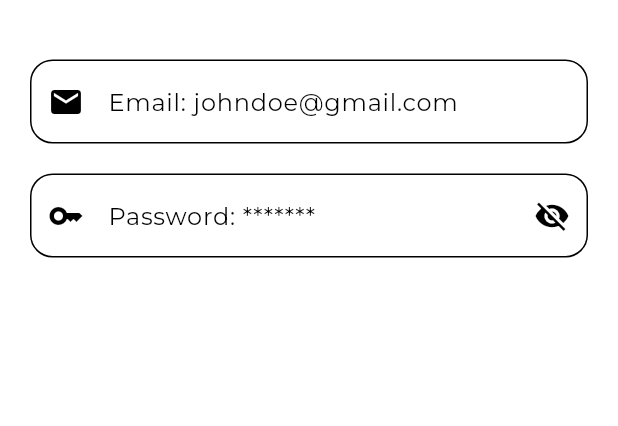
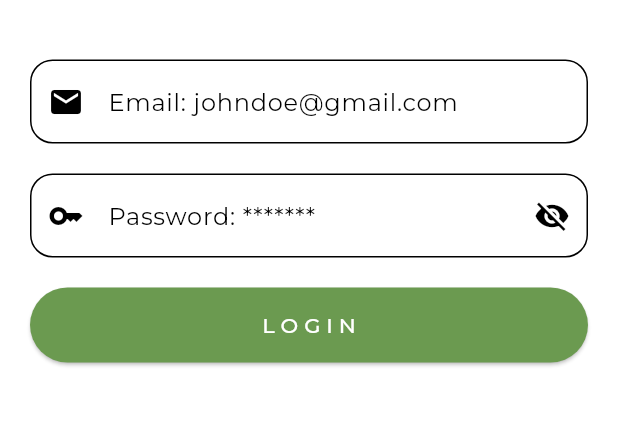
Before and after one commit to H-Munene/wajibika_app, a Flutter app: the screen it shows after launch, on a phone screen of 412 x 824 dp, the part 332-758 px from its top. Run offline on Flutter 3.47's test engine with Material 3 defaults, Android fonts, the phone set to English and light mode, and no system bars; our stand-ins replace google_fonts.

Commit message:
Implemented the  loginbuttonwidget in login page.

```diff
--- a/lib/auth/login.dart
+++ b/lib/auth/login.dart
@@ -1,6 +1,7 @@
 import 'package:flutter/material.dart';
 import 'package:wajibika_app/utils/globals.dart' as globals;
 import 'package:wajibika_app/widgets/image.dart';
+import 'package:wajibika_app/widgets/loginregisterbtn.dart';
 import 'package:wajibika_app/widgets/textformfield.dart';
 
 class LoginPage extends StatefulWidget {
@@ -18,12 +19,20 @@ class _LoginPageState extends State<LoginPage> {
   //form key
   final _formKey = GlobalKey<FormState>();
 
+  //email validation
   String? _emailValidator(String? email) {
     return 'Please enter email address';
   }
 
+  //password validation
   String? _passwordValidator(String? password) {
     return 'Please enter a password';
+  }
+
+  void _submit() {
+    if (_formKey.currentState!.validate()) {
+      Navigator.pushNamed(context, '/register');
+    }
   }
 
   @override
@@ -56,11 +65,14 @@ class _LoginPageState extends State<LoginPage> {
                     validator: _passwordValidator,
                     suffixIcon: globals.appendHidePasswordIcon,
                   ),
+                  //login button
+                  LoginRegisterButtonWidget(
+                      clickAction: _submit,
+                      btnColor: globals.loginBtnColor,
+                      buttonText: globals.loginBtnText),
                 ],
               ),
             )
-
-            //login button
           ],
         ),
       ),
--- a/lib/utils/globals.dart
+++ b/lib/utils/globals.dart
@@ -20,6 +20,10 @@ const String firstNamePlaceHolder = 'First Name: John';
 const String lastNamePlaceHolder = 'Last Name: Doe';
 const String emailPlaceholder = 'Email: johndoe@gmail.com';
 
+//buttontext
+const String loginBtnText = 'L O G I N';
+const String registerBtnText = 'R E G I S T E R';
+
 //button dimensions
 const double buttonHeight = 50;
 const double buttonWidth = 400;
@@ -39,7 +43,7 @@ const appBackGroundColor = Color(0xFFF0E7D8);
 const subtitleColor = Color(0xFF4F4F4F);
 const buttonTextColor = Color(0xFFFFFFFF);
 const buttonBGColor = Color(0xFF6C4B5E);
-const itemtotalBtnColor = Color(0xFF6DA34D);
+const loginBtnColor = Color.fromARGB(255, 107, 154, 80);
 
 //icons
 const Icon emailPrependIcon = Icon(Icons.email);
--- a/lib/widgets/loginregisterbtn.dart
+++ b/lib/widgets/loginregisterbtn.dart
@@ -1,12 +1,12 @@
 import 'package:flutter/material.dart';
 import 'package:wajibika_app/utils/globals.dart' as globals;
 
-class LoginRegisterButton extends StatelessWidget {
+class LoginRegisterButtonWidget extends StatelessWidget {
   final VoidCallback clickAction;
   final String buttonText;
   final Color btnColor;
 
-  const LoginRegisterButton(
+  const LoginRegisterButtonWidget(
       {super.key,
       required this.clickAction,
       required this.btnColor,
```
